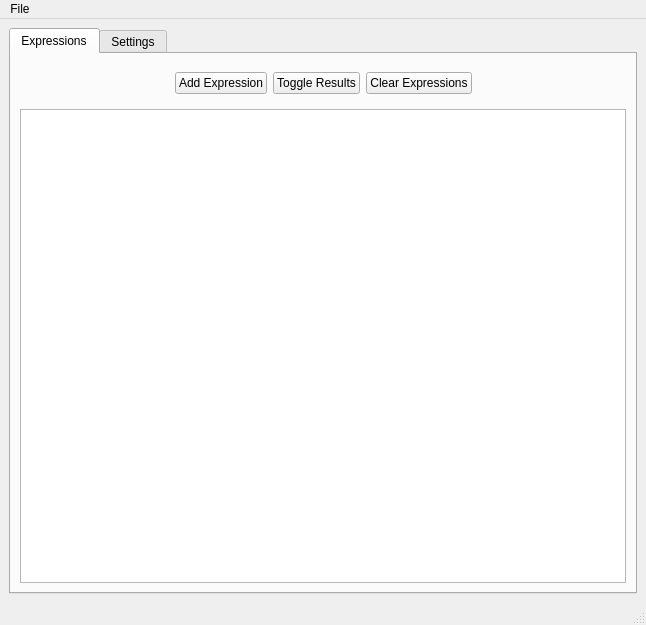
The window that src/amygo/ui/ui_main_window.ui (Philaeux/Amygo) describes before a commit, drawn with Qt 5.
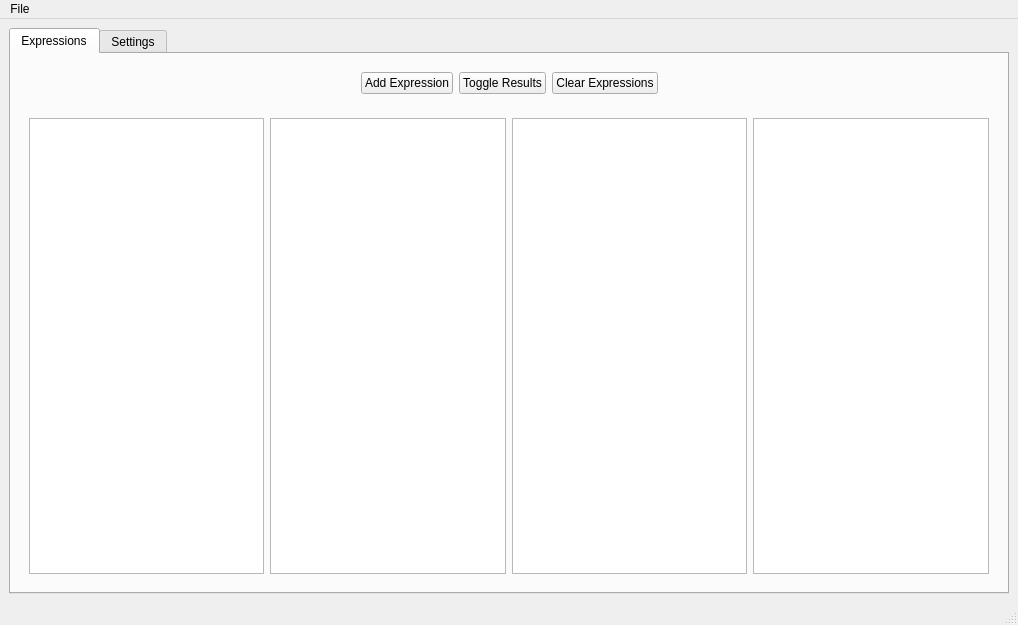
The same window after the commit.

Diff of the .ui file:
```diff
--- a/src/amygo/ui/ui_main_window.ui
+++ b/src/amygo/ui/ui_main_window.ui
@@ -6,8 +6,8 @@
    <rect>
     <x>0</x>
     <y>0</y>
-    <width>646</width>
-    <height>605</height>
+    <width>1018</width>
+    <height>618</height>
    </rect>
   </property>
   <property name="windowTitle">
@@ -79,7 +79,10 @@
          </widget>
         </item>
         <item>
-         <widget class="QTableView" name="tableViewExpressions">
+         <widget class="QWidget" name="horizontalWidgetLists" native="true">
+          <layout class="QHBoxLayout" name="horizontalLayout_3">
+           <item>
+            <widget class="QTableView" name="tableViewExpressions0">
           <property name="styleSheet">
            <string notr="true">font: 75 20pt &quot;MS Shell Dlg 2&quot;;</string>
           </property>
@@ -87,10 +90,10 @@
            <bool>false</bool>
           </attribute>
           <attribute name="horizontalHeaderDefaultSectionSize">
-           <number>300</number>
+              <number>150</number>
           </attribute>
           <attribute name="horizontalHeaderMinimumSectionSize">
-           <number>300</number>
+              <number>150</number>
           </attribute>
           <attribute name="horizontalHeaderStretchLastSection">
            <bool>true</bool>
@@ -98,12 +101,123 @@
           <attribute name="verticalHeaderVisible">
            <bool>false</bool>
           </attribute>
+             <attribute name="verticalHeaderDefaultSectionSize">
+              <number>60</number>
+             </attribute>
           <attribute name="verticalHeaderHighlightSections">
            <bool>false</bool>
           </attribute>
+             <attribute name="verticalHeaderMinimumSectionSize">
+              <number>60</number>
+             </attribute>
           <attribute name="verticalHeaderStretchLastSection">
            <bool>false</bool>
           </attribute>
+            </widget>
+           </item>
+           <item>
+            <widget class="QTableView" name="tableViewExpressions1">
+             <property name="styleSheet">
+              <string notr="true">font: 75 20pt &quot;MS Shell Dlg 2&quot;;</string>
+             </property>
+             <attribute name="horizontalHeaderVisible">
+              <bool>false</bool>
+             </attribute>
+             <attribute name="horizontalHeaderDefaultSectionSize">
+              <number>150</number>
+             </attribute>
+             <attribute name="horizontalHeaderMinimumSectionSize">
+              <number>150</number>
+             </attribute>
+             <attribute name="horizontalHeaderStretchLastSection">
+              <bool>true</bool>
+             </attribute>
+             <attribute name="verticalHeaderVisible">
+              <bool>false</bool>
+             </attribute>
+             <attribute name="verticalHeaderDefaultSectionSize">
+              <number>60</number>
+             </attribute>
+             <attribute name="verticalHeaderHighlightSections">
+              <bool>false</bool>
+             </attribute>
+             <attribute name="verticalHeaderMinimumSectionSize">
+              <number>60</number>
+             </attribute>
+             <attribute name="verticalHeaderStretchLastSection">
+              <bool>false</bool>
+             </attribute>
+            </widget>
+           </item>
+           <item>
+            <widget class="QTableView" name="tableViewExpressions2">
+             <property name="styleSheet">
+              <string notr="true">font: 75 20pt &quot;MS Shell Dlg 2&quot;;</string>
+             </property>
+             <attribute name="horizontalHeaderVisible">
+              <bool>false</bool>
+             </attribute>
+             <attribute name="horizontalHeaderDefaultSectionSize">
+              <number>150</number>
+             </attribute>
+             <attribute name="horizontalHeaderMinimumSectionSize">
+              <number>150</number>
+             </attribute>
+             <attribute name="horizontalHeaderStretchLastSection">
+              <bool>true</bool>
+             </attribute>
+             <attribute name="verticalHeaderVisible">
+              <bool>false</bool>
+             </attribute>
+             <attribute name="verticalHeaderDefaultSectionSize">
+              <number>60</number>
+             </attribute>
+             <attribute name="verticalHeaderHighlightSections">
+              <bool>false</bool>
+             </attribute>
+             <attribute name="verticalHeaderMinimumSectionSize">
+              <number>60</number>
+             </attribute>
+             <attribute name="verticalHeaderStretchLastSection">
+              <bool>false</bool>
+             </attribute>
+            </widget>
+           </item>
+           <item>
+            <widget class="QTableView" name="tableViewExpressions3">
+             <property name="styleSheet">
+              <string notr="true">font: 75 20pt &quot;MS Shell Dlg 2&quot;;</string>
+             </property>
+             <attribute name="horizontalHeaderVisible">
+              <bool>false</bool>
+             </attribute>
+             <attribute name="horizontalHeaderDefaultSectionSize">
+              <number>150</number>
+             </attribute>
+             <attribute name="horizontalHeaderMinimumSectionSize">
+              <number>150</number>
+             </attribute>
+             <attribute name="horizontalHeaderStretchLastSection">
+              <bool>true</bool>
+             </attribute>
+             <attribute name="verticalHeaderVisible">
+              <bool>false</bool>
+             </attribute>
+             <attribute name="verticalHeaderDefaultSectionSize">
+              <number>60</number>
+             </attribute>
+             <attribute name="verticalHeaderHighlightSections">
+              <bool>false</bool>
+             </attribute>
+             <attribute name="verticalHeaderMinimumSectionSize">
+              <number>60</number>
+             </attribute>
+             <attribute name="verticalHeaderStretchLastSection">
+              <bool>false</bool>
+             </attribute>
+            </widget>
+           </item>
+          </layout>
          </widget>
         </item>
        </layout>
@@ -469,7 +583,7 @@
     <rect>
      <x>0</x>
      <y>0</y>
-     <width>646</width>
+     <width>1018</width>
      <height>21</height>
     </rect>
    </property>
```
Lines whose indentation alone changed are shown as unchanged.
